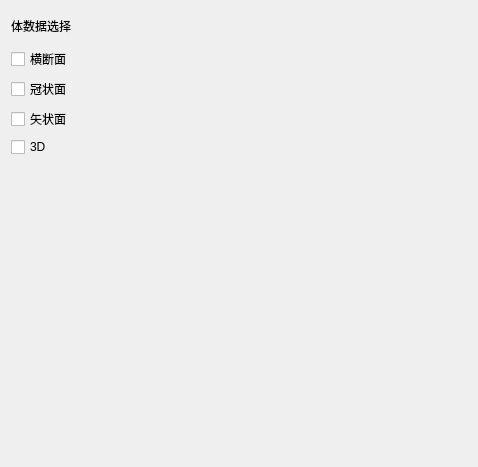
Before: the Qt Designer form Modules/VolumeDisplayController/Resources/UI/qSlicerVolumeDisplayControllerModuleWidget.ui in zpphigh/STK, drawn with Qt 5.
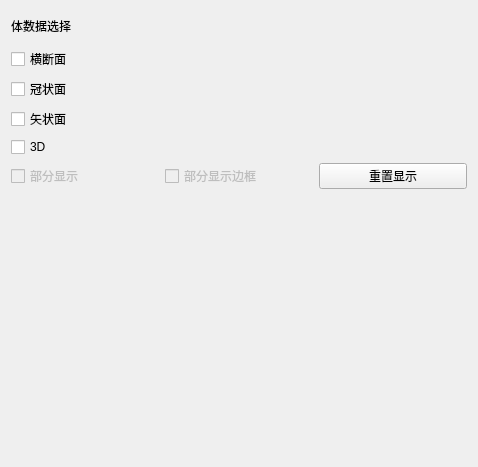
After: the same form once the commit is applied. Custom widgets are drawn as their Qt base class.

Commit message: crop volume rendering display

```diff
--- a/Modules/VolumeDisplayController/Resources/UI/qSlicerVolumeDisplayControllerModuleWidget.ui
+++ b/Modules/VolumeDisplayController/Resources/UI/qSlicerVolumeDisplayControllerModuleWidget.ui
@@ -132,6 +132,48 @@
      </item>
     </layout>
    </item>
+   <item>
+    <layout class="QHBoxLayout" name="horizontalLayout_6">
+     <item>
+      <widget class="QCheckBox" name="ROICropCheckBox">
+       <property name="enabled">
+        <bool>false</bool>
+       </property>
+       <property name="text">
+        <string>部分显示</string>
+       </property>
+      </widget>
+     </item>
+     <item>
+      <widget class="ctkCheckBox" name="ROICropDisplayCheckBox">
+       <property name="enabled">
+        <bool>false</bool>
+       </property>
+       <property name="text">
+        <string>部分显示边框</string>
+       </property>
+       <property name="indicatorIcon" stdset="0">
+        <iconset>
+         <normaloff>:/Icons/VisibleOn.png</normaloff>
+         <normalon>:/Icons/VisibleOff.png</normalon>:/Icons/VisibleOn.png</iconset>
+       </property>
+       <property name="indicatorIconSize" stdset="0">
+        <size>
+         <width>21</width>
+         <height>21</height>
+        </size>
+       </property>
+      </widget>
+     </item>
+     <item>
+      <widget class="QPushButton" name="resetDisplayPushButton">
+       <property name="text">
+        <string>重置显示</string>
+       </property>
+      </widget>
+     </item>
+    </layout>
+   </item>
    <item>
     <widget class="qSlicerVolumeDisplayWidget" name="VolumeDisplayWidget" native="true">
      <property name="minimumSize">
@@ -187,6 +229,11 @@
    <header location="global">qslicerpresetcombobox.h</header>
    <container>1</container>
   </customwidget>
+  <customwidget>
+   <class>ctkCheckBox</class>
+   <extends>QCheckBox</extends>
+   <header>ctkCheckBox.h</header>
+  </customwidget>
  </customwidgets>
  <resources/>
  <connections/>
```
The commit also changes 2 other files.
